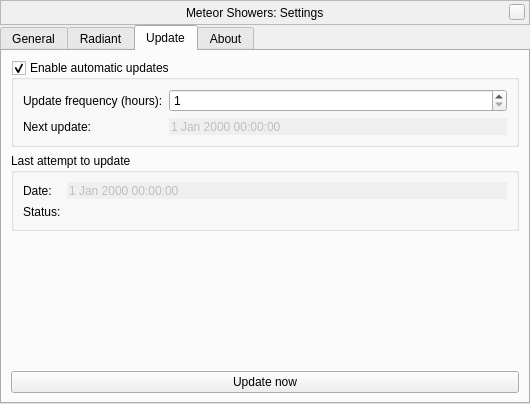
Old version of the form plugins/MeteorShowers/src/gui/MSConfigDialog.ui in the repository 519984307/stellarium_src.
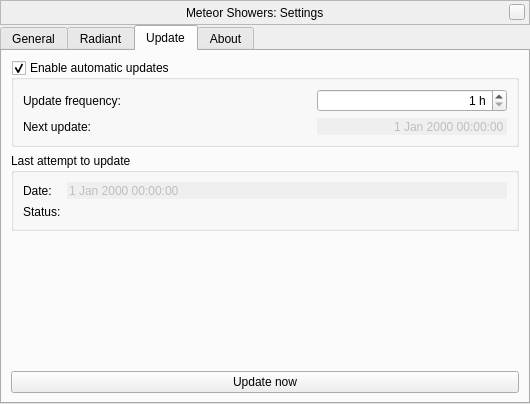
New version of the form. The open tabs and pages were chosen to show the change. Custom widgets are drawn as their Qt base class.

Diff of the .ui file:
```diff
--- a/plugins/MeteorShowers/src/gui/MSConfigDialog.ui
+++ b/plugins/MeteorShowers/src/gui/MSConfigDialog.ui
@@ -486,7 +486,7 @@
          <layout class="QVBoxLayout" name="verticalLayout_12">
           <item>
            <layout class="QGridLayout" name="gridLayout">
-            <item row="1" column="1">
+            <item row="1" column="2">
              <widget class="QSpinBox" name="updateFrequency">
               <property name="sizePolicy">
                <sizepolicy hsizetype="MinimumExpanding" vsizetype="Fixed">
@@ -494,6 +494,12 @@
                 <verstretch>0</verstretch>
                </sizepolicy>
               </property>
+              <property name="alignment">
+               <set>Qt::AlignRight|Qt::AlignTrailing|Qt::AlignVCenter</set>
+              </property>
+              <property name="suffix">
+               <string comment="time unit" extracomment="TRANSLATORS: = &quot;hours&quot;"> h</string>
+              </property>
               <property name="minimum">
                <number>1</number>
               </property>
@@ -505,7 +511,7 @@
               </property>
              </widget>
             </item>
-            <item row="2" column="1">
+            <item row="2" column="2">
              <widget class="QDateTimeEdit" name="nextUpdate">
               <property name="enabled">
                <bool>false</bool>
@@ -513,18 +519,14 @@
               <property name="frame">
                <bool>false</bool>
               </property>
+              <property name="alignment">
+               <set>Qt::AlignRight|Qt::AlignTrailing|Qt::AlignVCenter</set>
+              </property>
               <property name="buttonSymbols">
                <enum>QAbstractSpinBox::NoButtons</enum>
               </property>
              </widget>
             </item>
-            <item row="1" column="0">
-             <widget class="QLabel" name="lUpdateFrequency">
-              <property name="text">
-               <string>Update frequency (hours):</string>
-              </property>
-             </widget>
-            </item>
             <item row="2" column="0">
              <widget class="QLabel" name="lNextUpdate">
               <property name="text">
@@ -532,6 +534,26 @@
               </property>
              </widget>
             </item>
+            <item row="1" column="0">
+             <widget class="QLabel" name="lUpdateFrequency">
+              <property name="text">
+               <string>Update frequency:</string>
+              </property>
+             </widget>
+            </item>
+            <item row="1" column="1">
+             <spacer name="horizontalSpacer">
+              <property name="orientation">
+               <enum>Qt::Horizontal</enum>
+              </property>
+              <property name="sizeHint" stdset="0">
+               <size>
+                <width>40</width>
+                <height>20</height>
+               </size>
+              </property>
+             </spacer>
+            </item>
            </layout>
           </item>
          </layout>
```
